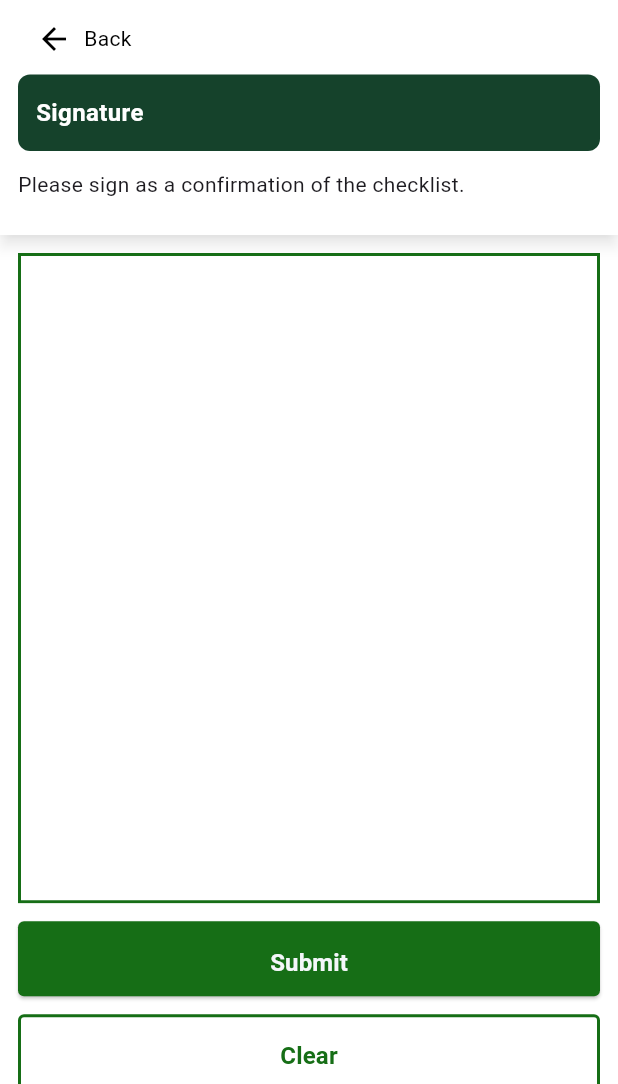
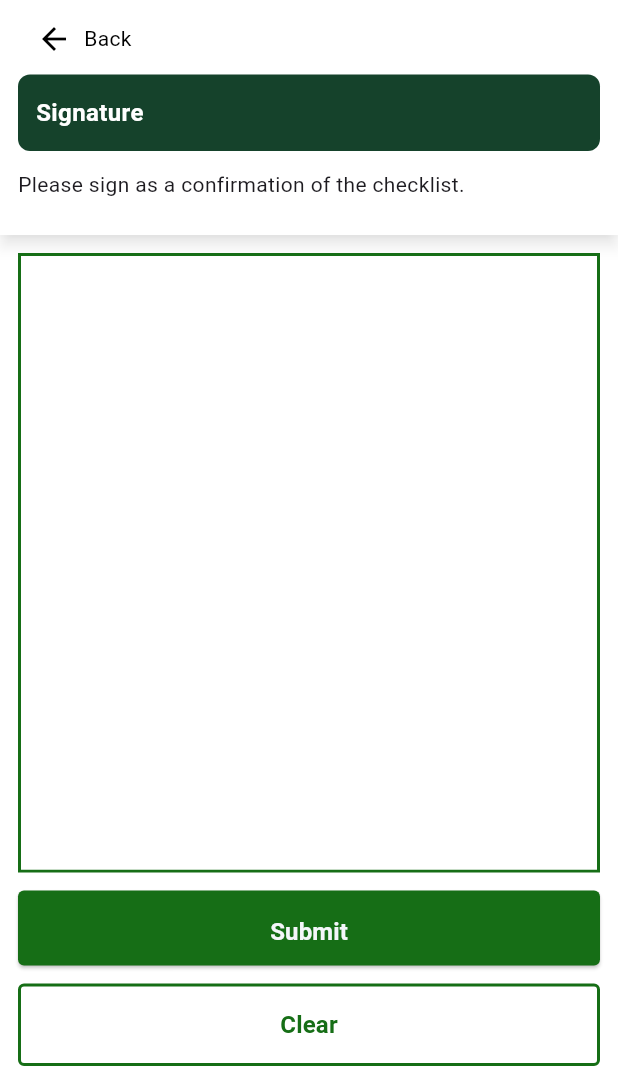
Before and after one commit to jamydevelop/Wilcon-Phase-2, a Flutter app: the ChecklistSignaturePage screen opened directly, on a phone screen of 412 x 824 dp, the part 152-1236 px from its top. Run offline on Flutter 3.47's test engine with Material 3 defaults, Android fonts, the phone set to English and light mode, and no system bars; drawn by our look-alikes of signature.

Commit message:
Fixed the signature screen

```diff
--- a/wilcon_phase2/lib/module/checklist/checklist_signature/widget/checklist_signature_container_widget.dart
+++ b/wilcon_phase2/lib/module/checklist/checklist_signature/widget/checklist_signature_container_widget.dart
@@ -32,7 +32,9 @@ class _ChecklistSignatureContainerWidgetState
       color: Colors.transparent,
       child: Column(
         children: [
-            _signatureWidget(),
+          Expanded(
+            child: _signatureWidget(),
+          ),
           const SizedBox(height: 12),
           FilledButtonWidget(
             titleText: 'Submit',
@@ -48,13 +50,12 @@ class _ChecklistSignatureContainerWidgetState
             },
           ),
         ],
-        ));
+      ),
+    );
   }
 
   Widget _signatureWidget() {
     return Container(
-      height: MediaQuery.of(context).size.height *
-          0.526, // Set a specific height or use MediaQuery to calculate
       decoration: BoxDecoration(
         border: Border.all(
           color: const Color(0xFF166E16), // Border color
```
Lines whose indentation alone changed are shown as unchanged.
